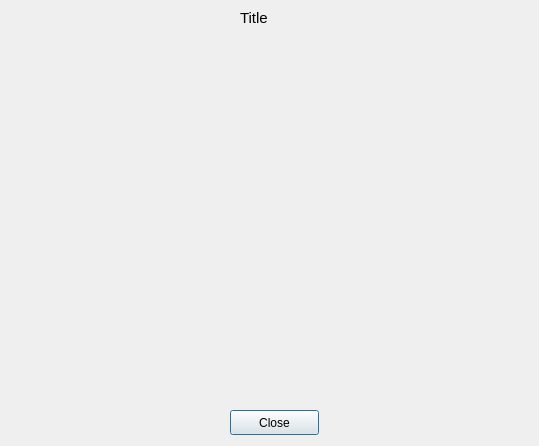
This is src/PDTool/dialogb.ui in jcvasquezc/NeuroSpeech as Qt 5 draws it before an edit. The edited form follows.
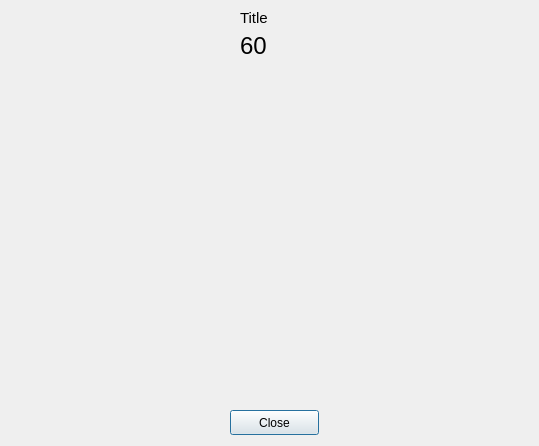
This is the edited form.

Diff of the .ui file:
```diff
--- a/src/PDTool/dialogb.ui
+++ b/src/PDTool/dialogb.ui
@@ -62,6 +62,24 @@
     <string>Close</string>
    </property>
   </widget>
+  <widget class="QLabel" name="label_time">
+   <property name="geometry">
+    <rect>
+     <x>240</x>
+     <y>30</y>
+     <width>41</width>
+     <height>31</height>
+    </rect>
+   </property>
+   <property name="font">
+    <font>
+     <pointsize>18</pointsize>
+    </font>
+   </property>
+   <property name="text">
+    <string>60</string>
+   </property>
+  </widget>
  </widget>
  <resources/>
  <connections/>
```
